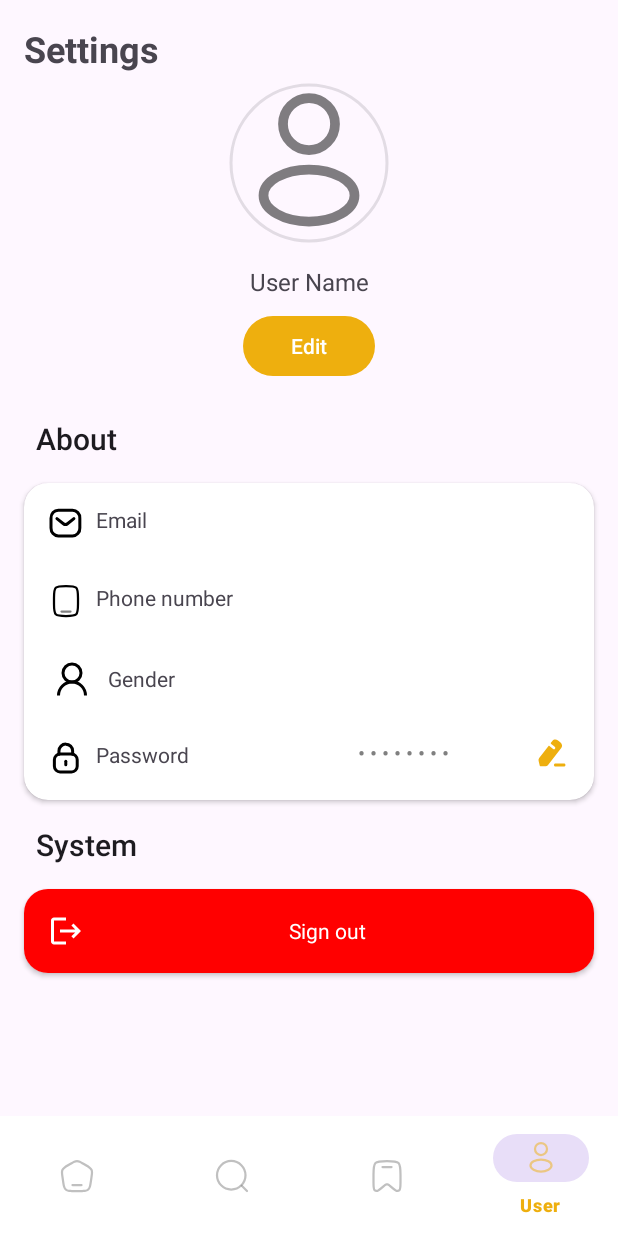
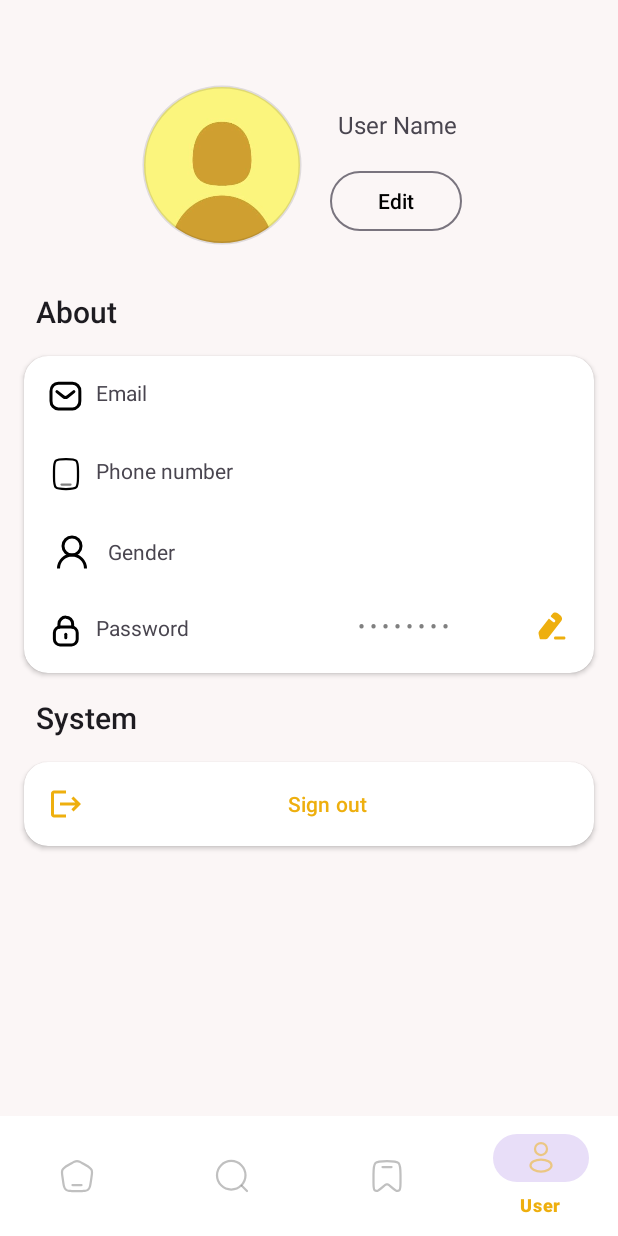
Before and after one commit to MahmoudDabour1/RecipeMate, an Android app: the BookMarkFragment screen opened through its navigation route, item 4 of the bottom bar chosen, on a phone screen of 412 x 824 dp. Run offline under Robolectric (Android 15) with nearby library versions, the phone set to English and light mode, and no system bars; our stand-ins replace Room's generated code, Shimmer, navigation-ui; pictures from the network do not load.

```diff
--- a/app/build.gradle.kts
+++ b/app/build.gradle.kts
@@ -78,9 +78,11 @@ dependencies {
     implementation(libs.lottie)
 
     //android youtube player
-    implementation ("com.pierfrancescosoffritti.androidyoutubeplayer:core:12.1.0")
+    implementation (libs.core)
 
 
+    //materialDialog
+    implementation ("com.google.android.material:material:1.9.0")
 
 
     //shimmer
--- a/app/src/main/java/com/example/recipemate/data/repository/RecipeRepository.kt
+++ b/app/src/main/java/com/example/recipemate/data/repository/RecipeRepository.kt
@@ -35,7 +35,7 @@ class RecipeRepository(val recipeDao: RecipeDao) {
 
     suspend fun addRecipeToFav(recipe: Recipe) = recipeDao.addFavRecipe(recipe)
     suspend fun deleteRecipeFromFav(recipe: Recipe) = recipeDao.deleteFavRecipe(recipe)
-    suspend fun getAllFavRecipes() = recipeDao.getAllFavRecipes()
+     suspend fun getAllFavRecipes() = recipeDao.getAllFavRecipes()
     suspend fun updateRecipes(recipe: Recipe) = recipeDao.updateRecipes(recipe)
     suspend fun isRecipeInDatabase (recipe: Recipe) = recipe.idMeal?.let {
         recipeDao.isRecipeInDatabase(
--- a/app/src/main/java/com/example/recipemate/data/source/local/RecipeDao.kt
+++ b/app/src/main/java/com/example/recipemate/data/source/local/RecipeDao.kt
@@ -20,7 +20,7 @@ interface RecipeDao {
     suspend fun updateRecipes(recipe: Recipe)
 
     @Query("Select * From recipe_tb")
-    suspend fun getAllFavRecipes(): List<Recipe>
+     suspend fun getAllFavRecipes(): List<Recipe>
 
     @Query("SELECT EXISTS (SELECT 1 FROM recipe_tb WHERE idMeal = :id)")
     suspend fun isRecipeInDatabase(id: String): Boolean
--- a/app/src/main/java/com/example/recipemate/ui/recipe/bookMark/BookMarkFragment.kt
+++ b/app/src/main/java/com/example/recipemate/ui/recipe/bookMark/BookMarkFragment.kt
@@ -16,7 +16,6 @@ import com.example.recipemate.databinding.FragmentBookMarkBinding
 import com.example.recipemate.ui.recipe.home.BookMarker
 import com.google.android.material.snackbar.Snackbar
 
-
 class BookMarkFragment : Fragment() {
     private var _binding: FragmentBookMarkBinding? = null
     private val binding get() = _binding!!
@@ -30,7 +29,6 @@ class BookMarkFragment : Fragment() {
         )
     }
 
-
     override fun onCreateView(
         inflater: LayoutInflater, container: ViewGroup?, savedInstanceState: Bundle?
     ): View {
@@ -40,13 +38,20 @@ class BookMarkFragment : Fragment() {
 
     override fun onViewCreated(view: View, savedInstanceState: Bundle?) {
         super.onViewCreated(view, savedInstanceState)
+        setupRecyclerView()
+        observeViewModel()
         bookMarkViewModel.getAllSavedRecipes()
+    }
+
+    private fun setupRecyclerView() {
         adapter = BookMarkerAdapter(arrayListOf(), savedCommunicator, bookMarker)
-        bookMarkViewModel.savedRecipes.observe(viewLifecycleOwner, Observer { value ->
-            adapter.updateData(value)
-            binding.recyclerViewBookmarkedRecipes.adapter = adapter
+        binding.recyclerViewBookmarkedRecipes.adapter = adapter
+    }
+
+    private fun observeViewModel() {
+        bookMarkViewModel.savedRecipes.observe(viewLifecycleOwner, Observer { recipes ->
+            adapter.updateData(recipes)
         })
-
     }
 
     private val savedCommunicator = object : BookMarkerAdapter.Communicator {
@@ -56,6 +61,7 @@ class BookMarkFragment : Fragment() {
             findNavController().navigate(action)
         }
     }
+
     private val bookMarker = object : BookMarker {
         override fun onBookmarkClicked(recipe: Recipe) {
             bookMarkViewModel.deleteRecipe(recipe)
@@ -65,8 +71,11 @@ class BookMarkFragment : Fragment() {
                         bookMarkViewModel.addRecipe(recipe)
                     }.setActionTextColor(resources.getColor(R.color.primaryColor)).show()
             }
+        }
+    }
 
-        }
-
+    override fun onDestroyView() {
+        super.onDestroyView()
+        _binding = null
     }
 }
--- a/app/src/main/java/com/example/recipemate/ui/recipe/bookMark/BookMarkViewModel.kt
+++ b/app/src/main/java/com/example/recipemate/ui/recipe/bookMark/BookMarkViewModel.kt
@@ -20,6 +20,7 @@ class BookMarkViewModel(val repo: RecipeRepository) : ViewModel() {
 
     fun deleteRecipe(recipe: Recipe) {
         viewModelScope.launch {
+            recipe.isBookmarked=false
             repo.deleteRecipeFromFav(recipe)
             getAllSavedRecipes()
         }
@@ -27,6 +28,7 @@ class BookMarkViewModel(val repo: RecipeRepository) : ViewModel() {
 
     fun addRecipe(recipe: Recipe) {
         viewModelScope.launch {
+            recipe.isBookmarked=true
             repo.addRecipeToFav(recipe)
             getAllSavedRecipes()
         }
--- a/app/src/main/java/com/example/recipemate/ui/recipe/home/HomeFragment.kt
+++ b/app/src/main/java/com/example/recipemate/ui/recipe/home/HomeFragment.kt
@@ -2,19 +2,22 @@ package com.example.recipemate.ui.recipe.home
 
 import android.os.Bundle
 import android.text.InputType
+import android.util.Log
 import android.view.LayoutInflater
 import android.view.View
 import android.view.ViewGroup
+import android.widget.Toast
 import androidx.fragment.app.Fragment
 import androidx.fragment.app.viewModels
 import androidx.navigation.fragment.findNavController
 import com.example.recipemate.R
 import com.example.recipemate.data.repository.RecipeRepository
-import com.example.recipemate.data.source.local.RecipeDao
 import com.example.recipemate.data.source.local.RecipeDatabase
 import com.example.recipemate.data.source.remote.model.Category
 import com.example.recipemate.data.source.remote.model.Recipe
 import com.example.recipemate.databinding.FragmentHomeBinding
+import com.google.android.material.snackbar.BaseTransientBottomBar.LENGTH_SHORT
+import com.google.android.material.snackbar.Snackbar
 
 class HomeFragment : Fragment() {
 
@@ -28,6 +31,7 @@ class HomeFragment : Fragment() {
     private var isShimmerCategory = true
     private var isShimmerRecent = true
     private var isShimmerPopular = true
+    private var savedRecipes = listOf<Recipe>()
 
     private val viewModel: RecipeViewModel by viewModels {
         RecipeViewModelFactory(
@@ -47,11 +51,18 @@ class HomeFragment : Fragment() {
     }
 
     override fun onViewCreated(view: View, savedInstanceState: Bundle?) {
+        fetchDataFromLocal()
         setupAdapters()
         setupRecyclerViews()
         setupSearchField()
         observeViewModel()
         fetchData()
+    }
+
+    private fun fetchDataFromLocal() {
+        viewModel.getAllSavedRecipes()
+        Log.e("Try and find me", "I am fetching data from local")
+
     }
 
     private fun fetchData() {
@@ -77,24 +88,43 @@ class HomeFragment : Fragment() {
 
     private fun setupAdapters() {
         popularAdapter =
-            PopularAdapter(arrayListOf(), popularCommunicator, isShimmerPopular, bookMarker)
+            PopularAdapter(
+                arrayListOf(),
+                popularCommunicator,
+                isShimmerPopular,
+                bookMarker,
+                savedRecipes
+            )
         recentAdapter =
-            RecentAdapter(arrayListOf(), recentCommunicator, isShimmerRecent, bookMarker)
+            RecentAdapter(
+                arrayListOf(),
+                recentCommunicator,
+                isShimmerRecent,
+                bookMarker,
+                savedRecipes
+            )
         categoryAdapter = CategoryAdapter(arrayListOf(), categoryCommunicator, isShimmerCategory)
     }
 
     private fun observeViewModel() {
+        viewModel.savedRecipes.observe(viewLifecycleOwner) { savedRecipes ->
+            savedRecipes?.let {
+                this.savedRecipes = it
+                recentAdapter.updataDataFromLocal(it)
+            }
+        }
+
         viewModel.popularRecipes.observe(viewLifecycleOwner) { recipes ->
             recipes?.let {
                 isShimmerPopular = false
-                popularAdapter.updateData(it, isShimmerPopular)
+                popularAdapter.updateData(it, isShimmerPopular, savedRecipes)
             }
         }
 
         viewModel.recentRecipes.observe(viewLifecycleOwner) { recipes ->
             recipes?.let {
                 isShimmerRecent = false
-                recentAdapter.updateData(it, isShimmerRecent)
+                recentAdapter.updateData(it, isShimmerRecent, savedRecipes)
             }
         }
 
@@ -102,6 +132,13 @@ class HomeFragment : Fragment() {
             categories?.let {
                 isShimmerCategory = false
                 categoryAdapter.updateData(it, isShimmerCategory)
+
+            }
+        }
+        viewModel.getToastMessage().observe(viewLifecycleOwner) { message ->
+            message?.let {
+                view?.let { it1 -> Snackbar.make(it1, message,LENGTH_SHORT).show() }
+                viewModel.clearToastMessage()
             }
         }
     }
@@ -111,7 +148,6 @@ class HomeFragment : Fragment() {
             val action =
                 HomeFragmentDirections.actionHomeFragmentToRecipeDetailsFragment(recipe.idMeal.toString())
             findNavController().navigate(action)
-
         }
     }
 
@@ -120,14 +156,13 @@ class HomeFragment : Fragment() {
             val action =
                 HomeFragmentDirections.actionHomeFragmentToRecipeDetailsFragment(recipe.idMeal.toString())
             findNavController().navigate(action)
-
         }
     }
+
     private val bookMarker = object : BookMarker {
         override fun onBookmarkClicked(recipe: Recipe) {
             viewModel.chooseToAddOrDelete(recipe)
         }
-
     }
 
     private val categoryCommunicator = object : CategoryAdapter.Communicator {
--- a/app/src/main/java/com/example/recipemate/ui/recipe/home/RecentAdapter.kt
+++ b/app/src/main/java/com/example/recipemate/ui/recipe/home/RecentAdapter.kt
@@ -1,6 +1,7 @@
 package com.example.recipemate.ui.recipe.home
 
 import android.annotation.SuppressLint
+import android.util.Log
 import android.view.LayoutInflater
 import android.view.View
 import android.view.ViewGroup
@@ -14,9 +15,9 @@ class RecentAdapter(
     private val recentRecipes: ArrayList<Recipe>,
     private val communicator: Communicator,
     private var isShimmer: Boolean,
-    private val bookMarker: BookMarker
+    private val bookMarker: BookMarker,
+    private var mySavedRecipes: List<Recipe>
 ) : RecyclerView.Adapter<RecyclerView.ViewHolder>() {
-
     inner class RecentViewHolder(private val binding: ItemRecentRecipesBinding) :
         RecyclerView.ViewHolder(binding.root) {
         fun bind(recipe: Recipe) {
@@ -71,12 +72,25 @@ class RecentAdapter(
     }
 
     @SuppressLint("NotifyDataSetChanged")
-    fun updateData(newItems: List<Recipe>, isShimmer: Boolean) {
+    fun updateData(newItems: List<Recipe>, isShimmer: Boolean, savedRecipe: List<Recipe>) {
         this.isShimmer = isShimmer
         recentRecipes.clear()
         recentRecipes.addAll(newItems)
+        updataDataFromLocal(savedRecipe)
+        Log.e("Try and find me", "I am in update data function")
         notifyDataSetChanged()
+
     }
+
+    fun updataDataFromLocal(recipes: List<Recipe>) {
+        mySavedRecipes = recipes
+        Log.e("Try and find me", "I am in update data from local function")
+        recentRecipes.forEach { recentRecipe ->
+            recentRecipe.isBookmarked =
+                mySavedRecipes.any { savedRecipe -> savedRecipe.idMeal == recentRecipe.idMeal }
+        }
+    }
+
 
     interface Communicator {
         fun onItemClicked(recipe: Recipe)
--- a/app/src/main/java/com/example/recipemate/ui/recipe/home/RecipeViewModel.kt
+++ b/app/src/main/java/com/example/recipemate/ui/recipe/home/RecipeViewModel.kt
@@ -23,6 +23,9 @@ class RecipeViewModel(val repository: RecipeRepository) : ViewModel() {
     private val _status: MutableLiveData<String> = MutableLiveData()
 
     val recipe: MutableLiveData<ArrayList<Recipe>> = _recipes
+    val savedRecipes = MutableLiveData<List<Recipe>>()
+
+    private var _toastMessage = MutableLiveData<String?>()
 
 
     private val _categories = MutableLiveData<List<Category>>()
@@ -85,10 +88,25 @@ class RecipeViewModel(val repository: RecipeRepository) : ViewModel() {
             val isInDatabase = repository.isRecipeInDatabase(recipe) ?: false
             if (!isInDatabase) {
                 repository.addRecipeToFav(recipe)
+                repository.updateRecipes(recipe)
+                recipe.isBookmarked = !recipe.isBookmarked
+                _toastMessage.value = "Recipe has been successfully added!"
             } else {
                 repository.deleteRecipeFromFav(recipe)
+                repository.updateRecipes(recipe)
+                _toastMessage.value = "Recipe has been successfully deleted!"
             }
         }
 
     }
+    fun getAllSavedRecipes() {
+        viewModelScope.launch {
+            savedRecipes.value = repository.getAllFavRecipes()
+        }
+    }
+    fun getToastMessage(): MutableLiveData<String?> = _toastMessage
+    fun clearToastMessage() {
+        _toastMessage.value = null
+    }
+
 }
--- a/app/src/main/res/drawable/ic_user_profile.xml
+++ /dev/null
@@ -1,18 +0,0 @@
-<vector xmlns:android="http://schemas.android.com/apk/res/android"
-    android:width="24dp"
-    android:height="24dp"
-    android:viewportWidth="24"
-    android:viewportHeight="24">
-    <path
-        android:pathData="M12,6m-4,0a4,4 0,1 1,8 0a4,4 0,1 1,-8 0"
-        android:strokeAlpha="0.5"
-        android:strokeWidth="1.5"
-        android:fillColor="#00000000"
-        android:strokeColor="@color/blackColor"/>
-    <path
-        android:pathData="M5,17a7,4 0,1 0,14 0a7,4 0,1 0,-14 0z"
-        android:strokeAlpha="0.5"
-        android:strokeWidth="1.5"
-        android:fillColor="#00000000"
-        android:strokeColor="@color/blackColor"/>
-</vector>
--- a/app/src/main/res/layout/fragment_user.xml
+++ b/app/src/main/res/layout/fragment_user.xml
@@ -4,30 +4,21 @@
     xmlns:tools="http://schemas.android.com/tools"
     android:layout_width="match_parent"
     android:layout_height="match_parent"
+    android:background="@color/lightWhite"
     tools:context=".ui.recipe.user.UserFragment">
-
-    <TextView
-        android:id="@+id/tvSetting"
-        style="@style/ShapeAppearanceOverlay.Material3.Corner.Top"
-        android:layout_width="wrap_content"
-        android:layout_height="wrap_content"
-        android:layout_margin="@dimen/_16dp"
-        android:text="@string/settings"
-        android:textSize="@dimen/_24sp"
-        android:textStyle="bold"
-        app:layout_constraintStart_toStartOf="parent"
-        app:layout_constraintTop_toTopOf="parent" />
 
     <com.google.android.material.imageview.ShapeableImageView
         android:id="@+id/userImage"
         android:layout_width="120dp"
         android:layout_height="120dp"
+        android:layout_marginStart="88dp"
         android:padding="@dimen/_8dp"
         android:scaleType="centerCrop"
-        android:src="@drawable/ic_user_profile"
-        app:layout_constraintEnd_toEndOf="parent"
+        android:src="@drawable/user_default"
+        app:layout_constraintBottom_toBottomOf="@+id/btnEditPhoto"
         app:layout_constraintStart_toStartOf="parent"
-        app:layout_constraintTop_toBottomOf="@+id/tvSetting"
+        app:layout_constraintTop_toTopOf="@+id/tvUserName"
+        app:layout_constraintVertical_bias="0.65"
         app:shapeAppearanceOverlay="@style/Circular"
         app:strokeWidth="@dimen/_2dp" />
 
@@ -35,32 +26,34 @@
         android:id="@+id/tvUserName"
         android:layout_width="wrap_content"
         android:layout_height="wrap_content"
-        android:layout_marginTop="@dimen/_8dp"
+        android:layout_marginTop="72dp"
         android:text="@string/user_name"
         android:textSize="@dimen/_16sp"
         app:layout_constraintEnd_toEndOf="@+id/btnEditPhoto"
+        app:layout_constraintHorizontal_bias="0.615"
         app:layout_constraintStart_toStartOf="@+id/btnEditPhoto"
-        app:layout_constraintTop_toBottomOf="@+id/userImage" />
+        app:layout_constraintTop_toTopOf="parent" />
 
     <Button
         android:id="@+id/btnEditPhoto"
-        style="@style/Widget.Material3.Button"
+        style="@style/Widget.Material3.Button.OutlinedButton"
         android:layout_width="wrap_content"
         android:layout_height="wrap_content"
-        android:layout_marginTop="@dimen/_8dp"
+        android:layout_marginStart="12dp"
+        android:layout_marginTop="16dp"
         android:text="@string/edit"
-        app:layout_constraintEnd_toEndOf="parent"
-        app:layout_constraintStart_toStartOf="parent"
+        android:textColor="@color/blackColor"
+        app:layout_constraintStart_toEndOf="@+id/userImage"
         app:layout_constraintTop_toBottomOf="@+id/tvUserName" />
 
     <TextView
         android:id="@+id/tvAbout"
         style="@style/sectionTitle"
-        android:layout_marginStart="@dimen/_24dp"
-        android:layout_marginTop="@dimen/_24dp"
+        android:layout_marginStart="24dp"
+        android:layout_marginTop="24dp"
         android:text="@string/about"
         app:layout_constraintStart_toStartOf="parent"
-        app:layout_constraintTop_toBottomOf="@+id/btnEditPhoto" />
+        app:layout_constraintTop_toBottomOf="@+id/userImage" />
 
     <androidx.cardview.widget.CardView
         android:id="@+id/cardAbout"
@@ -74,7 +67,10 @@
 
         <androidx.constraintlayout.widget.ConstraintLayout
             android:layout_width="match_parent"
-            android:layout_height="match_parent">
+            android:layout_height="match_parent"
+            app:layout_constraintEnd_toEndOf="parent"
+            app:layout_constraintHorizontal_bias="0.5"
+            app:layout_constraintStart_toStartOf="parent">
 
             <TextView
                 android:id="@+id/emailTitle"
@@ -127,9 +123,9 @@
                 android:layout_width="wrap_content"
                 android:layout_height="wrap_content"
                 android:drawablePadding="@dimen/_8dp"
+                android:gravity="center"
                 android:padding="@dimen/_16dp"
                 android:text="@string/gender"
-                android:gravity="center"
                 app:drawableStartCompat="@drawable/ic_gender"
                 app:drawableTint="@color/blackColor"
                 app:layout_constraintBottom_toBottomOf="@+id/tvGenderValue"
@@ -197,15 +193,14 @@
 
         <TextView
             android:id="@+id/tvSignOut"
+            style="@style/Widget.Material3.Button.OutlinedButton"
             android:layout_width="match_parent"
             android:layout_height="wrap_content"
-            android:background="@color/redColor"
             android:gravity="center"
             android:padding="@dimen/_16dp"
             android:text="@string/sign_out"
-            android:textColor="@color/whiteColor"
             app:drawableStartCompat="@drawable/ic_logout"
-            app:drawableTint="@color/whiteColor"
+            app:drawableTint="@color/primaryColor"
             app:layout_constraintBottom_toBottomOf="@+id/tvPassValue"
             app:layout_constraintStart_toStartOf="parent"
             app:layout_constraintTop_toBottomOf="@+id/tvGenderTitle" />
--- a/app/src/main/res/values/colors.xml
+++ b/app/src/main/res/values/colors.xml
@@ -13,4 +13,6 @@
     <color name="greyColor">#808080</color>
     <color name="greyLightColor">#D3D3D3</color>
     <color name="transparentColor">#00000000</color>"
+    <color name="lightWhite">#FBF6F6</color>
+
 </resources>
--- a/app/src/main/res/values/styles.xml
+++ b/app/src/main/res/values/styles.xml
@@ -21,4 +21,5 @@
     </style>
 
 
+
 </resources>
--- a/app/src/main/res/values/themes.xml
+++ b/app/src/main/res/values/themes.xml
@@ -55,4 +55,5 @@
         <item name="android:layout_height">wrap_content</item>
 
     </style>
+
 </resources>
--- a/gradle/libs.versions.toml
+++ b/gradle/libs.versions.toml
@@ -1,6 +1,7 @@
 [versions]
 agp = "8.5.1"
 converterGson = "2.9.0"
+core = "12.1.0"
 glide = "4.14.2"
 gson = "2.10.1"
 kotlin = "1.9.0"
@@ -34,6 +35,7 @@ androidx-media3-exoplayer = { module = "androidx.media3:media3-exoplayer", versi
 androidx-media3-ui = { module = "androidx.media3:media3-ui", version.ref = "media3Exoplayer" }
 converter-gson = { module = "com.squareup.retrofit2:converter-gson", version.ref = "converterGson" }
 converter-moshi = { module = "com.squareup.retrofit2:converter-moshi", version.ref = "converterGson" }
+core = { module = "com.pierfrancescosoffritti.androidyoutubeplayer:core", version.ref = "core" }
 glide = { module = "com.github.bumptech.glide:glide", version.ref = "glide" }
 gson = { module = "com.google.code.gson:gson", version.ref = "gson" }
 junit = { group = "junit", name = "junit", version.ref = "junit" }
```
Also changed, not shown: app/src/main/java/com/example/recipemate/ui/recipe/home/PopularAdapter.kt (+14 -2 lines), app/src/main/java/com/example/recipemate/ui/recipe/recipeDetails/RecipeDetailsFragment.kt (+10 -4 lines), app/src/main/java/com/example/recipemate/ui/recipe/recipeDetails/viewModel/RecipeDetailsViewModel.kt (+7 -2 lines), app/src/main/java/com/example/recipemate/ui/recipe/user/UserFragment.kt (+35 -25 lines), app/src/main/res/drawable/Rectangle.png (added), app/src/main/res/drawable/user_default.png (added).
